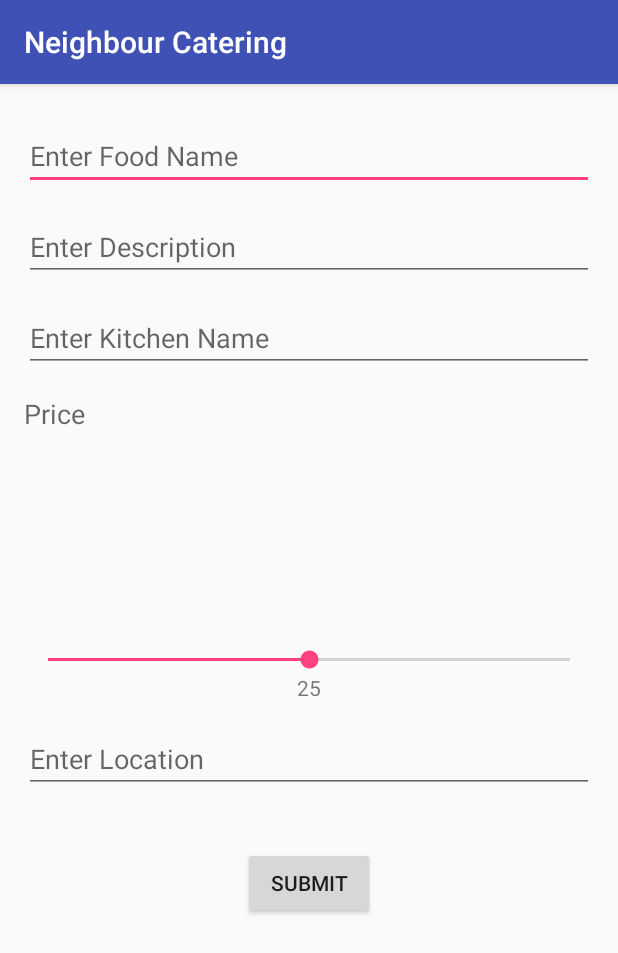
After one commit to TheCurryMan/NeighborCater, an Android app: the KitchenActivity screen opened directly, with no data from a screen before it, on a phone screen of 412 x 824 dp. The commit adds this screen. Shown: the top 953 px of the screen. Run offline under Robolectric (Android 15) with nearby library versions, the phone set to English and light mode, and no system bars; our stand-ins replace Firebase (no records; nobody signed in at launch, a user with empty details on screens opened directly).

Commit message:
Added kitchen post functionality, created new activities etc.

```diff
--- /dev/null
+++ b/NeighborCater/app/src/main/java/hackthenorth/neighborcater/KitchenActivity.java
@@ -0,0 +1,111 @@
+package hackthenorth.neighborcater;
+
+import android.content.Intent;
+import android.support.v7.app.AppCompatActivity;
+import android.os.Bundle;
+import android.view.View;
+import android.widget.Button;
+import android.widget.EditText;
+import android.widget.SeekBar;
+import android.widget.TextView;
+
+import com.google.firebase.database.DatabaseReference;
+import com.google.firebase.database.FirebaseDatabase;
+
+import hackthenorth.neighborcater.models.Kitchen;
+
+public class KitchenActivity extends AppCompatActivity {
+
+    private DatabaseReference mDatabase;
+
+    private SeekBar seekBar;
+    private TextView textIndicator;
+
+    private EditText foodName;
+    private EditText foodDescription;
+    private EditText kitchenName;
+    private EditText location;
+
+
+    private Button mSubmitButton;
+
+    @Override
+    protected void onCreate(Bundle savedInstanceState) {
+        super.onCreate(savedInstanceState);
+        setContentView(R.layout.activity_kitchen);
+
+        mDatabase = FirebaseDatabase.getInstance().getReference("kitchens");
+        seekBar = (SeekBar)findViewById(R.id.seekBar);
+        foodName = (EditText)findViewById(R.id.editTextFoodName);
+        foodDescription = (EditText)findViewById(R.id.editTextFoodDescription);
+        kitchenName = (EditText) findViewById(R.id.kitchenName);
+        location = (EditText)findViewById(R.id.editTextLocation);
+        mSubmitButton = (Button) findViewById(R.id.submitButton);
+
+
+
+
+        seekBar.setOnSeekBarChangeListener(new SeekBar.OnSeekBarChangeListener() {
+            @Override
+            public void onProgressChanged(SeekBar seekBar, int i, boolean b) {
+                int progress = seekBar.getProgress();
+                textIndicator.setText("Covered: " + progress + "/" + seekBar.getMax());
+            }
+
+            @Override
+            public void onStartTrackingTouch(SeekBar seekBar) {
+
+            }
+
+            @Override
+            public void onStopTrackingTouch(SeekBar seekBar) {
+
+            }
+
+        });
+        textIndicator = (TextView)findViewById(R.id.textView4);
+
+
+        mSubmitButton.setOnClickListener(new View.OnClickListener() {
+            @Override
+            public void onClick(View view) {
+
+                String foodNameData = foodName.getText().toString();
+                String seekBarData = String.valueOf(seekBar.getProgress());
+                String foodDescriptionData = foodDescription.getText().toString();
+                String kitchenNameData = kitchenName.getText().toString();
+                String locationData = location.getText().toString();
+
+                String lat = "30";
+                String longt = "30";
+
+                Kitchen kObj = new Kitchen();
+                kObj.setFoodName(foodNameData);
+                kObj.setPrice(seekBarData);
+                kObj.setFoodDescription(foodDescriptionData);
+                kObj.setKitchenName(kitchenNameData);
+                kObj.setAddress(locationData);
+                kObj.setLatitude(lat);
+                kObj.setLongitude(longt);
+                kObj.setUser("random string that we don't know where to extract from.");
+
+                mDatabase.push().setValue(kObj);
+
+
+            }
+        });
+
+
+
+
+
+
+
+
+
+
+
+    }
+
+
+}
--- /dev/null
+++ b/NeighborCater/app/src/main/res/layout/activity_kitchen.xml
@@ -0,0 +1,99 @@
+<?xml version="1.0" encoding="utf-8"?>
+<RelativeLayout xmlns:android="http://schemas.android.com/apk/res/android"
+    android:orientation="vertical" android:layout_width="match_parent"
+    android:layout_height="match_parent">
+
+    <EditText
+        android:layout_width="match_parent"
+        android:layout_height="wrap_content"
+        android:id="@+id/editTextFoodName"
+        android:layout_alignParentTop="true"
+        android:layout_alignParentLeft="true"
+        android:layout_alignParentStart="true"
+        android:layout_marginTop="25dp"
+        android:layout_alignParentRight="true"
+        android:layout_alignParentEnd="true"
+        android:hint="Enter Food Name"
+        android:layout_marginLeft="16dp"
+        android:layout_marginRight="16dp" />
+
+    <EditText
+        android:layout_width="match_parent"
+        android:layout_height="wrap_content"
+        android:id="@+id/editTextFoodDescription"
+        android:hint="Enter Description"
+        android:layout_below="@+id/editTextFoodName"
+        android:layout_alignParentLeft="true"
+        android:layout_alignParentStart="true"
+        android:layout_marginLeft="16dp"
+        android:layout_marginRight="16dp"
+        android:layout_marginTop="15dp" />
+
+    <EditText
+        android:layout_width="match_parent"
+        android:layout_height="wrap_content"
+        android:id="@+id/kitchenName"
+        android:hint="Enter Kitchen Name"
+        android:layout_marginTop="15dp"
+        android:layout_below="@+id/editTextFoodDescription"
+        android:layout_centerHorizontal="true"
+        android:layout_marginLeft="16dp"
+        android:layout_marginRight="16dp" />
+
+    <SeekBar
+        android:layout_width="match_parent"
+        android:layout_height="wrap_content"
+        android:id="@+id/seekBar"
+        android:layout_centerVertical="true"
+        android:layout_alignLeft="@+id/kitchenName"
+        android:layout_alignStart="@+id/kitchenName"
+        android:max="50"
+        android:progress="25"
+        android:layout_marginRight="16dp" />
+
+    <TextView
+        android:layout_width="wrap_content"
+        android:layout_height="wrap_content"
+        android:textAppearance="?android:attr/textAppearanceMedium"
+        android:text="Price"
+        android:id="@+id/textView3"
+        android:layout_below="@+id/kitchenName"
+        android:layout_alignParentLeft="true"
+        android:layout_alignParentStart="true"
+        android:layout_marginTop="15dp"
+        android:layout_marginLeft="16dp" />
+
+    <TextView
+        android:layout_width="wrap_content"
+        android:layout_height="wrap_content"
+        android:textAppearance="?android:attr/textAppearanceSmall"
+        android:text="25"
+        android:id="@+id/textView4"
+        android:layout_below="@+id/seekBar"
+        android:layout_centerHorizontal="true" />
+
+    <EditText
+        android:layout_width="match_parent"
+        android:layout_height="wrap_content"
+        android:id="@+id/editTextLocation"
+        android:hint="Enter Location"
+        android:layout_below="@+id/textView4"
+        android:layout_alignParentLeft="true"
+        android:layout_alignParentStart="true"
+        android:layout_alignParentRight="true"
+        android:layout_alignParentEnd="true"
+        android:layout_marginLeft="16dp"
+        android:layout_marginRight="16dp"
+        android:layout_marginTop="15dp" />
+
+    <Button
+        android:layout_width="wrap_content"
+        android:layout_height="wrap_content"
+        android:text="Submit"
+        android:id="@+id/submitButton"
+        android:layout_marginTop="36dp"
+        android:layout_below="@+id/editTextLocation"
+        android:layout_centerHorizontal="true" />
+
+
+</RelativeLayout>
--- a/NeighborCater/app/src/main/res/values/strings.xml
+++ b/NeighborCater/app/src/main/res/values/strings.xml
@@ -1,3 +1,3 @@
 <resources>
-    <string name="app_name">Neighbor Cater</string>
+    <string name="app_name">Neighbour Catering</string>
 </resources>
```
Also changed, not shown: NeighborCater/app/src/main/AndroidManifest.xml (+7 -5 lines), NeighborCater/app/src/main/java/hackthenorth/neighborcater/ChoosingActivity.java (+26 -28 lines), NeighborCater/app/src/main/java/hackthenorth/neighborcater/CreateLoginActivity.java (+5 -6 lines), NeighborCater/app/src/main/java/hackthenorth/neighborcater/models/Kitchen.java (+70 -55 lines), NeighborCater/app/src/main/res/layout/activity_choosing.xml (added, +29 -0 lines), NeighborCater/app/src/main/res/layout/choosing_layout.xml (deleted, +0 -18 lines).
